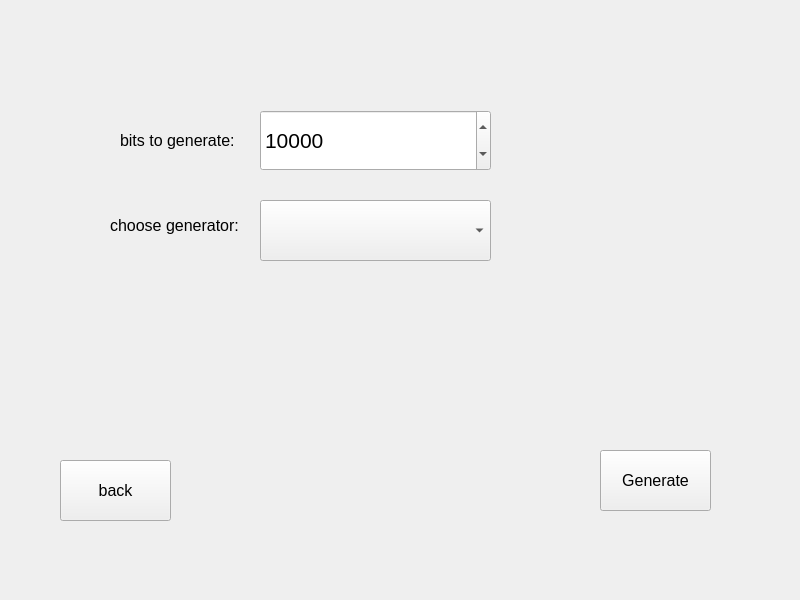
Old version of the form gui/ui/GenerateNumbers.ui in the repository Mitt33/rngTest.
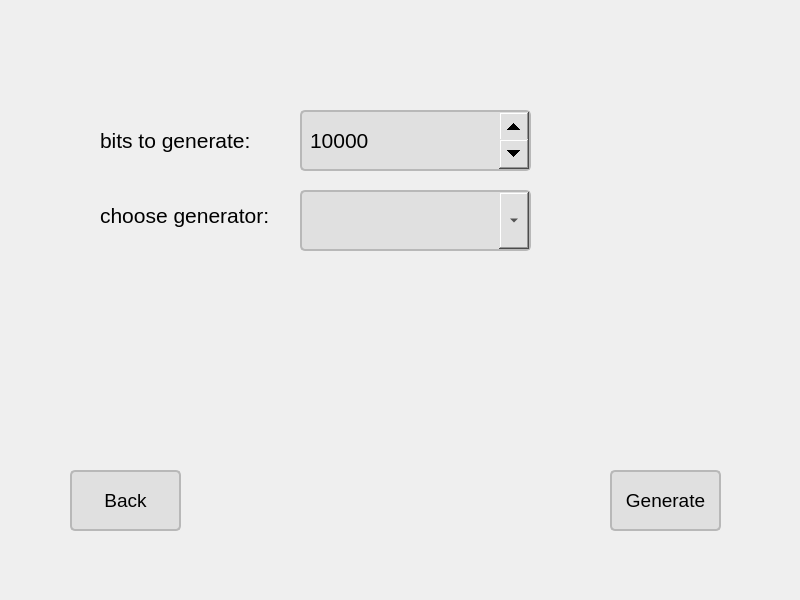
New version of the form.

```diff
--- a/gui/ui/GenerateNumbers.ui
+++ b/gui/ui/GenerateNumbers.ui
@@ -13,20 +13,51 @@
   <property name="windowTitle">
    <string>Form</string>
   </property>
+  <property name="styleSheet">
+   <string notr="true"/>
+  </property>
   <widget class="QSpinBox" name="spinBox">
    <property name="geometry">
     <rect>
-     <x>260</x>
+     <x>300</x>
      <y>110</y>
      <width>231</width>
      <height>61</height>
     </rect>
    </property>
+   <property name="sizePolicy">
+    <sizepolicy hsizetype="Preferred" vsizetype="Fixed">
+     <horstretch>0</horstretch>
+     <verstretch>0</verstretch>
+    </sizepolicy>
+   </property>
    <property name="font">
     <font>
      <pointsize>16</pointsize>
     </font>
    </property>
+   <property name="styleSheet">
+    <string notr="true">QSpinBox {
+    background-color: rgb(224, 224, 224);
+    border-radius: 5px;
+    border: 2px solid rgb(184, 184, 184);
+    padding: 6px;
+}
+
+QSpinBox::up-button {
+    width: 30px;
+    height: 30px;
+    subcontrol-origin: padding;
+    subcontrol-position: top right;
+}
+
+QSpinBox::down-button {
+    width: 30px;
+    height: 30px;
+    subcontrol-origin: padding;
+    subcontrol-position: bottom right;
+}</string>
+   </property>
    <property name="maximum">
     <number>1000000000</number>
    </property>
@@ -40,8 +71,8 @@
   <widget class="QComboBox" name="comboBox">
    <property name="geometry">
     <rect>
-     <x>260</x>
-     <y>200</y>
+     <x>300</x>
+     <y>190</y>
      <width>231</width>
      <height>61</height>
     </rect>
@@ -51,39 +82,79 @@
      <pointsize>16</pointsize>
     </font>
    </property>
+   <property name="styleSheet">
+    <string notr="true">QComboBox {
+    background-color: rgb(224, 224, 224);
+    border-radius: 5px;
+    border: 2px solid rgb(184, 184, 184);
+    padding: 6px;
+}
+
+QComboBox::drop-down 
+{
+	width: 30px;
+}
+</string>
+   </property>
   </widget>
   <widget class="QPushButton" name="back_btn">
    <property name="geometry">
     <rect>
-     <x>60</x>
-     <y>460</y>
+     <x>70</x>
+     <y>470</y>
      <width>111</width>
      <height>61</height>
     </rect>
    </property>
    <property name="font">
     <font>
-     <pointsize>12</pointsize>
+     <pointsize>14</pointsize>
     </font>
    </property>
+   <property name="styleSheet">
+    <string notr="true">QPushButton {
+    background-color: rgb(224, 224, 224);
+    border-radius: 5px;
+    border: 2px solid rgb(184, 184, 184);
+    padding: 6px;
+}
+
+QPushButton:hover {
+    background-color: rgb(200, 200, 200);
+    border: 2px solid rgb(154, 154, 154);
+}</string>
+   </property>
    <property name="text">
-    <string>back</string>
+    <string>Back</string>
    </property>
   </widget>
   <widget class="QPushButton" name="next_btn">
    <property name="geometry">
     <rect>
-     <x>600</x>
-     <y>450</y>
+     <x>610</x>
+     <y>470</y>
      <width>111</width>
      <height>61</height>
     </rect>
    </property>
    <property name="font">
     <font>
-     <pointsize>12</pointsize>
+     <pointsize>14</pointsize>
     </font>
    </property>
+   <property name="styleSheet">
+    <string notr="true">QPushButton {
+    background-color: rgb(224, 224, 224);
+    border-radius: 5px;
+    border: 2px solid rgb(184, 184, 184);
+    padding: 6px;
+}
+
+QPushButton:hover {
+    background-color: rgb(200, 200, 200);
+    border: 2px solid rgb(154, 154, 154);
+}</string>
+   </property>
    <property name="text">
     <string>Generate</string>
    </property>
@@ -91,15 +162,15 @@
   <widget class="QLabel" name="label">
    <property name="geometry">
     <rect>
-     <x>120</x>
+     <x>100</x>
      <y>120</y>
-     <width>131</width>
+     <width>181</width>
      <height>41</height>
     </rect>
    </property>
    <property name="font">
     <font>
-     <pointsize>12</pointsize>
+     <pointsize>16</pointsize>
     </font>
    </property>
    <property name="text">
@@ -109,15 +180,15 @@
   <widget class="QLabel" name="label_2">
    <property name="geometry">
     <rect>
-     <x>110</x>
-     <y>200</y>
-     <width>151</width>
+     <x>100</x>
+     <y>190</y>
+     <width>181</width>
      <height>51</height>
     </rect>
    </property>
    <property name="font">
     <font>
-     <pointsize>12</pointsize>
+     <pointsize>16</pointsize>
     </font>
    </property>
    <property name="text">
```
